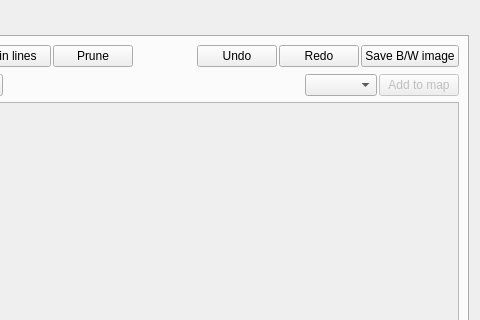
Old version of the form 3rd-party/cove/app/mainform.ui in the repository OpenOrienteering/mapper; both pictures show x 225 to 705 and y 0 to 320 of the 705 by 567 pixel window.
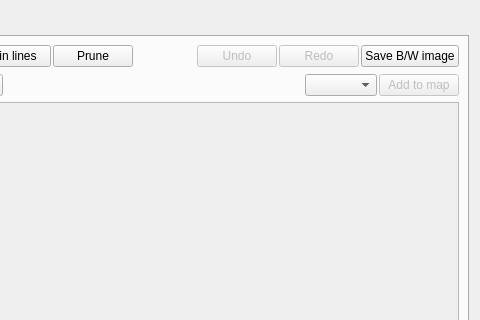
New version of the form. The open tabs and pages were chosen to show the change. Custom widgets are drawn as their Qt base class.

Commit message:
cove: Rewrite BW undo handling
Replace custom code with QUndoStack.

The edit to the form file:
```diff
--- a/3rd-party/cove/app/mainform.ui
+++ b/3rd-party/cove/app/mainform.ui
@@ -401,6 +401,9 @@
          </item>
          <item>
           <widget class="QPushButton" name="bwImageHistoryBack">
+           <property name="enabled">
+            <bool>false</bool>
+           </property>
            <property name="toolTip">
             <string>Undo last operation.</string>
            </property>
@@ -411,6 +414,9 @@
          </item>
          <item>
           <widget class="QPushButton" name="bwImageHistoryForward">
+           <property name="enabled">
+            <bool>false</bool>
+           </property>
            <property name="toolTip">
             <string>Redo last operation.</string>
            </property>
```
The commit also changes 2 other files.
